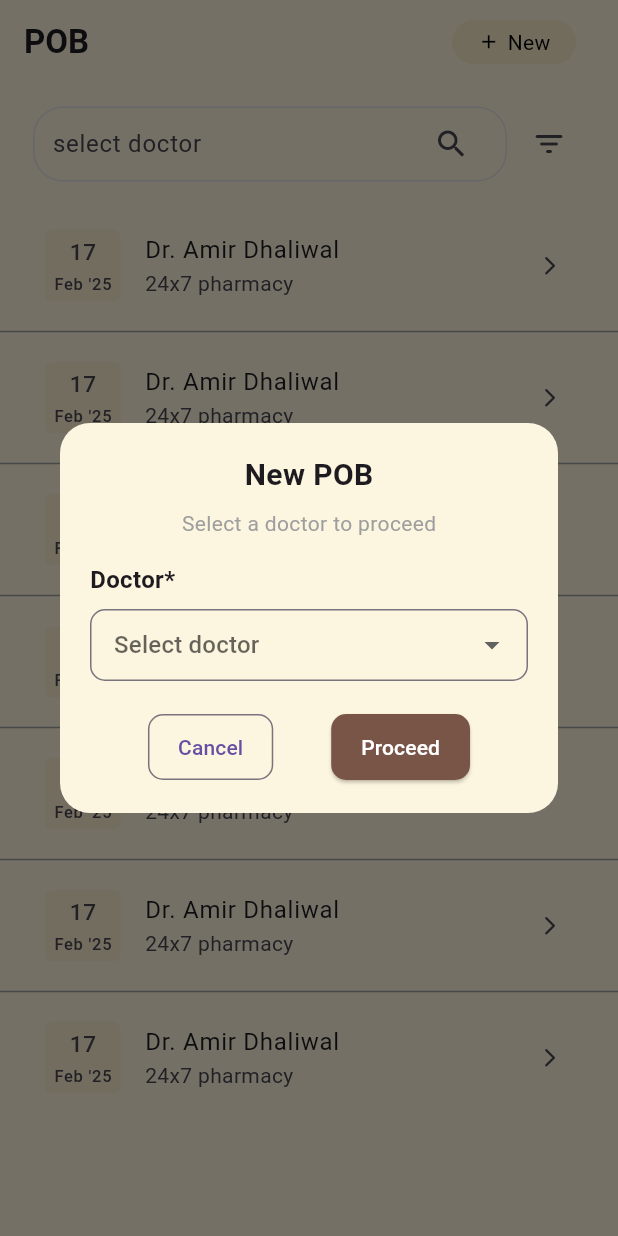
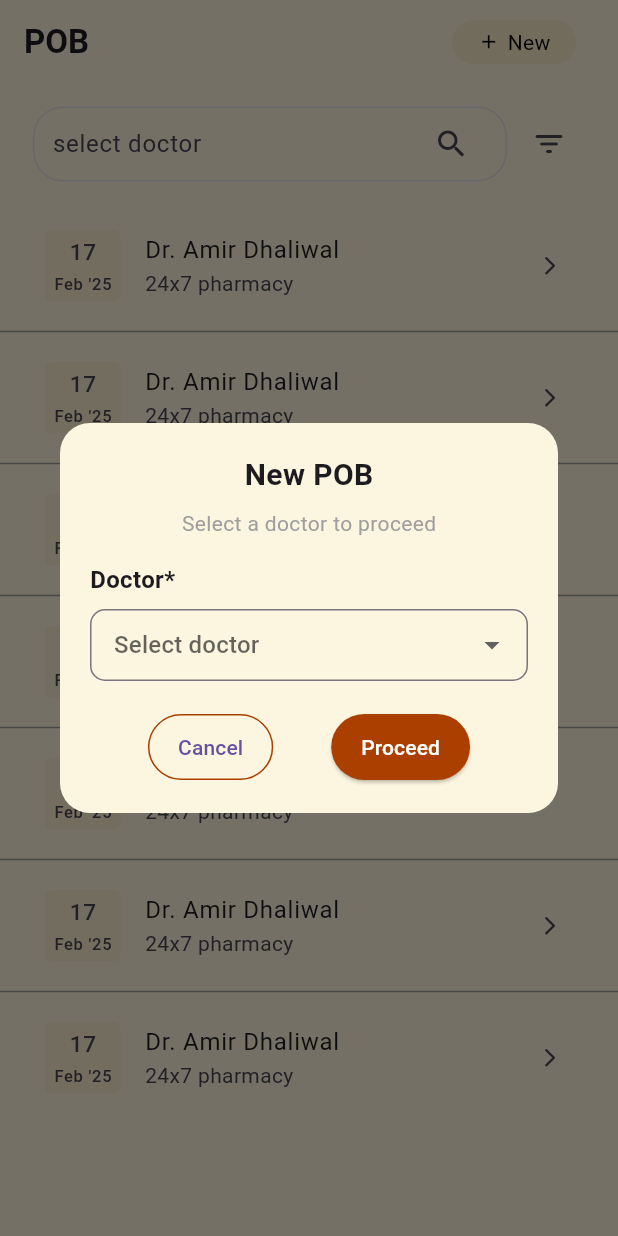
Before and after one commit to amanpal8sss/flutter_, a Flutter app: the screen it shows after launch, after a tap on "New", on a phone screen of 412 x 824 dp. Run offline on Flutter 3.47's test engine with Material 3 defaults, Android fonts, the phone set to English and light mode, and no system bars.

Commit message:
final POB

```diff
--- a/lib/widgets/app_custom_dialog_card.dart
+++ b/lib/widgets/app_custom_dialog_card.dart
@@ -4,7 +4,8 @@ class NewPOBWidget extends StatelessWidget {
   final VoidCallback onCancel;
   final VoidCallback onProceed;
 
-  const NewPOBWidget({super.key, required this.onCancel, required this.onProceed});
+  const NewPOBWidget(
+      {super.key, required this.onCancel, required this.onProceed});
 
   @override
   Widget build(BuildContext context) {
@@ -36,8 +37,10 @@ class NewPOBWidget extends StatelessWidget {
             const SizedBox(height: 8),
             DropdownButtonFormField<String>(
               decoration: InputDecoration(
-                contentPadding: const EdgeInsets.symmetric(horizontal: 12, vertical: 10),
-                border: OutlineInputBorder(borderRadius: BorderRadius.circular(10)),
+                contentPadding:
+                    const EdgeInsets.symmetric(horizontal: 12, vertical: 10),
+                border:
+                    OutlineInputBorder(borderRadius: BorderRadius.circular(10)),
               ),
               hint: const Text("Select doctor"),
               items: const [
@@ -53,19 +56,25 @@ class NewPOBWidget extends StatelessWidget {
                 OutlinedButton(
                   onPressed: onCancel,
                   style: OutlinedButton.styleFrom(
-                    padding: const EdgeInsets.symmetric(horizontal: 20, vertical: 12),
-                    shape: RoundedRectangleBorder(borderRadius: BorderRadius.circular(10)),
+                    padding: const EdgeInsets.symmetric(
+                        horizontal: 20, vertical: 12),
+                    shape: const StadiumBorder(),
+                    side: const BorderSide(
+                        color: const Color(0xFFAA3F00),
+                        width: 1), // Set border color to orange
                   ),
                   child: const Text("Cancel"),
                 ),
                 ElevatedButton(
                   onPressed: onProceed,
                   style: ElevatedButton.styleFrom(
-                    backgroundColor: Colors.brown,
-                    padding: const EdgeInsets.symmetric(horizontal: 20, vertical: 12),
-                    shape: RoundedRectangleBorder(borderRadius: BorderRadius.circular(10)),
+                    backgroundColor: const Color(0xFFAA3F00),
+                    padding: const EdgeInsets.symmetric(
+                        horizontal: 20, vertical: 12),
+                   shape: const StadiumBorder(),
                   ),
-                  child: const Text("Proceed", style: TextStyle(color: Colors.white)),
+                  child: const Text("Proceed",
+                      style: TextStyle(color: Colors.white)),
                 ),
               ],
             ),
```
